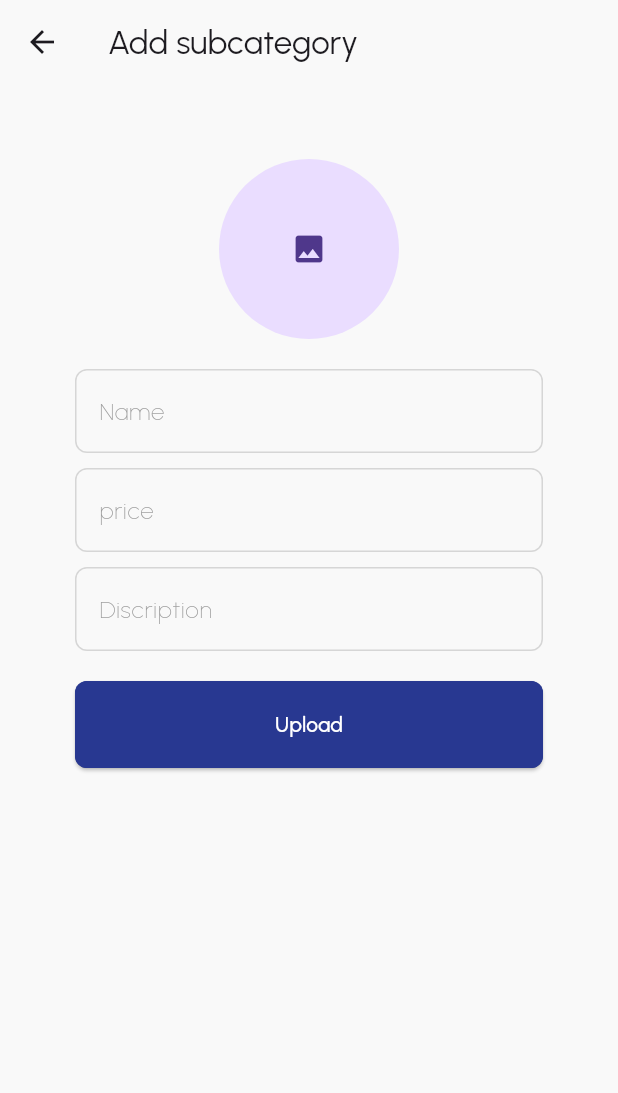
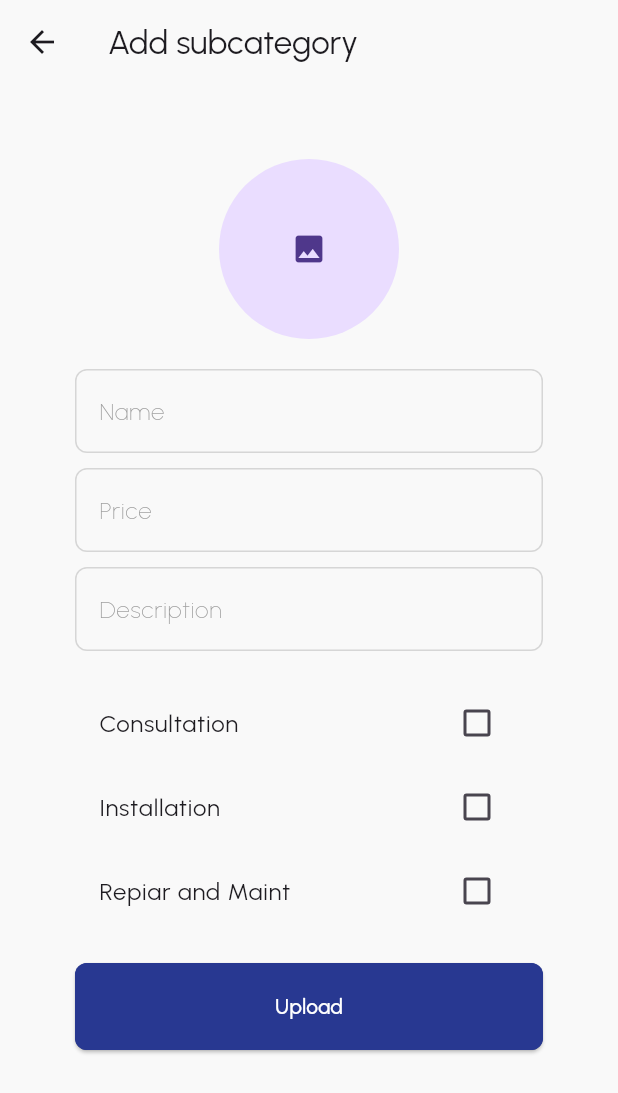
Before and after one commit to anwar-ux/MetroGenius_admin, a Flutter app: the AddSubCategory screen opened directly with empty values, on a phone screen of 412 x 824 dp. Shown: the top 1093 px of the screen. Run offline on Flutter 3.47's test engine with Material 3 defaults, Android fonts, the phone set to English and light mode, and no system bars; our stand-ins replace bloc, cloud_firestore, equatable, firebase_core, firebase_storage, flutter_bloc and 2 more; missing offline and left inert: dart:html; accounts and stored records are empty.

Commit message:
checkboxes added in subcategory

```diff
--- a/lib/services/admin/category/subcategory.dart
+++ b/lib/services/admin/category/subcategory.dart
@@ -17,6 +17,8 @@ class Subcategory {
     required String image,
     required String discription,
     required int price,
+    required Map<String, bool> checkboxes,
+
   }) {
     Map<String, dynamic> employeeAplicationInfo = {
       'Id': id,
@@ -24,14 +26,12 @@ class Subcategory {
       'Image': image,
       'Discription': discription,
       'Price': price,
+      'Checkboxes':checkboxes,
     };
     return employeeAplicationInfo;
   }
- static Future<Stream<QuerySnapshot>> getSubcategories(String categoryId) async {
-    return FirebaseFirestore.instance
-        .collection("Categorys")
-        .doc(categoryId)
-        .collection("subcategories")
-        .snapshots();
+
+  static Future<Stream<QuerySnapshot>> getSubcategories(String categoryId) async {
+    return FirebaseFirestore.instance.collection("Categorys").doc(categoryId).collection("subcategories").snapshots();
   }
 }
--- a/lib/src/admin/screens/category/add_sub_category.dart
+++ b/lib/src/admin/screens/category/add_sub_category.dart
@@ -1,10 +1,7 @@
 // ignore_for_file: use_build_context_synchronously
-
 import 'dart:convert';
-
 import 'package:flutter/material.dart';
 import 'package:flutter_bloc/flutter_bloc.dart';
-import 'package:metrogenius_admin/animation/route_animation.dart';
 import 'package:metrogenius_admin/functions/image_convertion.dart';
 import 'package:metrogenius_admin/src/admin/screens/category/bloc/addsubcategory/add_sub_category_bloc.dart';
 import 'package:metrogenius_admin/src/widgets/custom_button.dart';
@@ -12,7 +9,6 @@ import 'package:metrogenius_admin/src/widgets/custom_textfield.dart';
 import 'package:metrogenius_admin/utils/constants.dart';
 import 'package:metrogenius_admin/utils/validations.dart';
 
-// ignore: must_be_immutable
 class AddSubCategory extends StatelessWidget {
   final String categoryId;
   AddSubCategory({super.key, required this.categoryId});
@@ -21,8 +17,10 @@ class AddSubCategory extends StatelessWidget {
   TextEditingController discriptionController = TextEditingController();
   final _formKey = GlobalKey<FormState>();
   String? img;
+
   @override
   Widget build(BuildContext context) {
+    final checkboxes = {'Consultation': false, 'Installation': false, 'Repiar and Maint': false};
     return Scaffold(
       appBar: AppBar(
         title: const Text('Add subcategory'),
@@ -41,7 +39,6 @@ class AddSubCategory extends StatelessWidget {
                   GestureDetector(
                     onTap: () async {
                       final image = await ImageConvertion.pickImageWeb();
-
                       if (image != null) {
                         context.read<AddSubCategoryBloc>().add(ImageChanged(image));
                         img = image;
@@ -67,29 +64,41 @@ class AddSubCategory extends StatelessWidget {
                   ),
                   Constants.spaceHight10,
                   CustomTextfield(
-                    hint: 'price',
+                    hint: 'Price',
                     onChanged: (value) => context.read<AddSubCategoryBloc>().add(PriceChanged(int.parse(value))),
                     keyboardType: TextInputType.number,
                     controller: priceController,
                     validator: (value) {
                       if (value == null || value.isEmpty) {
-                        return 'enter a value';
+                        return 'Enter a value';
                       }
                       return null;
                     },
                   ),
                   Constants.spaceHight10,
                   CustomTextfield(
-                    hint: 'Discription',
+                    hint: 'Description',
                     onChanged: (value) => context.read<AddSubCategoryBloc>().add(DiscriptionChanged(value)),
                     keyboardType: TextInputType.none,
                     controller: discriptionController,
                     validator: (value) {
                       if (value == null || value.isEmpty) {
-                        return 'enter a discription';
+                        return 'Enter a description';
                       }
                       return null;
                     },
+                  ),
+                  Constants.spaceHight20,
+                  Column(
+                    children: checkboxes.keys.map((key) {
+                      return CheckboxListTile(
+                        title: Text(key),
+                        value: state.checkboxes[key] ?? false,
+                        onChanged: (bool? value) {
+                          context.read<AddSubCategoryBloc>().add(CheckboxChanged(key, value ?? false));
+                        },
+                      );
+                    }).toList(),
                   ),
                   Constants.spaceHight20,
                   CustomButton(
--- a/lib/src/admin/screens/category/bloc/addsubcategory/add_sub_category_event.dart
+++ b/lib/src/admin/screens/category/bloc/addsubcategory/add_sub_category_event.dart
@@ -26,3 +26,12 @@ final class FormSubmit extends AddSubCategoryEvent {
   FormSubmit(this.categoryId);
   String categoryId;
 }
+class CheckboxChanged extends AddSubCategoryEvent {
+  final String checkboxName;
+  final bool isChecked;
+
+   CheckboxChanged(this.checkboxName, this.isChecked);
+
+  @override
+  List<Object> get props => [checkboxName, isChecked];
+}
--- a/lib/src/admin/screens/category/bloc/addsubcategory/add_sub_category_state.dart
+++ b/lib/src/admin/screens/category/bloc/addsubcategory/add_sub_category_state.dart
@@ -1,40 +1,42 @@
 part of 'add_sub_category_bloc.dart';
 
-enum FormStatus {
-  initial,
-  pending,
-  success,
-  error,
-}
+enum FormStatus { initial, success, error }
 
-@immutable
-class AddSubCategoryState {
+class AddSubCategoryState extends Equatable {
+  final String? name;
+  final int? price;
+  final String? image;
+  final String? discription;
+  final Map<String, bool> checkboxes;
+  final FormStatus status;
+
   const AddSubCategoryState({
-    this.image = '',
-    this.name = '',
-    this.price = 0,
-    this.discription = '',
+    this.name,
+    this.price,
+    this.image,
+    this.discription,
+    this.checkboxes = const {},
     this.status = FormStatus.initial,
   });
 
-  final String? name;
-  final String? image;
-  final int? price;
-  final String? discription;
-  final FormStatus status;
+  AddSubCategoryState copyWith({
+    String? name,
+    int? price,
+    String? image,
+    String? discription,
+    Map<String, bool>? checkboxes,
+    FormStatus? status,
+  }) {
+    return AddSubCategoryState(
+      name: name ?? this.name,
+      price: price ?? this.price,
+      image: image ?? this.image,
+      discription: discription ?? this.discription,
+      checkboxes: checkboxes ?? this.checkboxes,
+      status: status ?? this.status,
+    );
+  }
 
-  AddSubCategoryState copyWith({
-    String? image,
-    String? name,
-    FormStatus? status,
-    int? price,
-    String? discription,
-  }) =>
-      AddSubCategoryState(
-        image: image ?? this.image,
-        name: name ?? this.name,
-        status: status ?? this.status,
-        price: price??this.price,
-        discription: discription??this.discription
-      );
+  @override
+  List<Object?> get props => [name, price, image, discription, checkboxes, status];
 }
--- a/lib/src/admin/screens/home/admin_bottom_navigation.dart
+++ b/lib/src/admin/screens/home/admin_bottom_navigation.dart
@@ -1,6 +1,5 @@
 import 'package:flutter/material.dart';
 import 'package:metrogenius_admin/src/admin/screens/category/category_page.dart';
-import 'package:metrogenius_admin/src/admin/screens/category/sub_category.dart';
 import 'package:metrogenius_admin/src/admin/screens/home/application/applications_page.dart';
 import 'package:metrogenius_admin/src/admin/screens/home/home.dart';
 import 'package:metrogenius_admin/src/admin/screens/settings/settings.dart';
--- a/lib/src/widgets/all_services_grid.dart
+++ b/lib/src/widgets/all_services_grid.dart
@@ -49,7 +49,7 @@ class AllServicesGrid extends StatelessWidget {
                         ),
                         child: Column(
                           mainAxisAlignment: MainAxisAlignment.center,
-                          children: [Icon(icon, color: Colors.blue), Text('ADD CATEGORY')],
+                          children: [Icon(icon, color: Colors.blue),const Text('ADD CATEGORY')],
                         ),
                       ),
                     );
@@ -57,7 +57,7 @@ class AllServicesGrid extends StatelessWidget {
                     if (index < state.data.length) {
                       final doc = state.data[index];
                       return GestureDetector(
-                        onTap: () => Navigator.of(context).push(createRoute(SubCategory(categoryId:doc['Id'],))),
+                        onTap: () => Navigator.of(context).push(createRoute(SubCategory(categoryId:doc['Id'], categoryName: doc['Name'],))),
                         child: Container(
                           decoration: BoxDecoration(
                             color: AppColors.seconderyColor,
--- a/lib/utils/constants.dart
+++ b/lib/utils/constants.dart
@@ -6,6 +6,9 @@ class Constants {
   );
   static const spaceWidth10 = SizedBox(
     width: 10,
+  );
+   static const spaceHight5 = SizedBox(
+    height: 5,
   );
   static const spaceHight20 = SizedBox(
     height: 20,
--- a/pubspec.yaml
+++ b/pubspec.yaml
@@ -36,6 +36,7 @@ dependencies:
   flutter:
     sdk: flutter
   flutter_bloc: ^8.1.6
+  flutter_staggered_grid_view: ^0.7.0
   google_fonts: ^6.2.1
   google_nav_bar: ^5.0.6
   image_picker: ^1.1.2
```
Also changed, not shown: lib/animation/animated_button.dart (added, +148 -0 lines), lib/src/admin/screens/category/bloc/addsubcategory/add_sub_category_bloc.dart (+15 -7 lines), lib/src/admin/screens/category/sub_category.dart (+5 -3 lines), lib/src/admin/screens/home/application/deatilspage_widgets/top_left_container.dart (+4 -3 lines), lib/src/widgets/all_subcategory.dart (+49 -17 lines), pubspec.lock.
